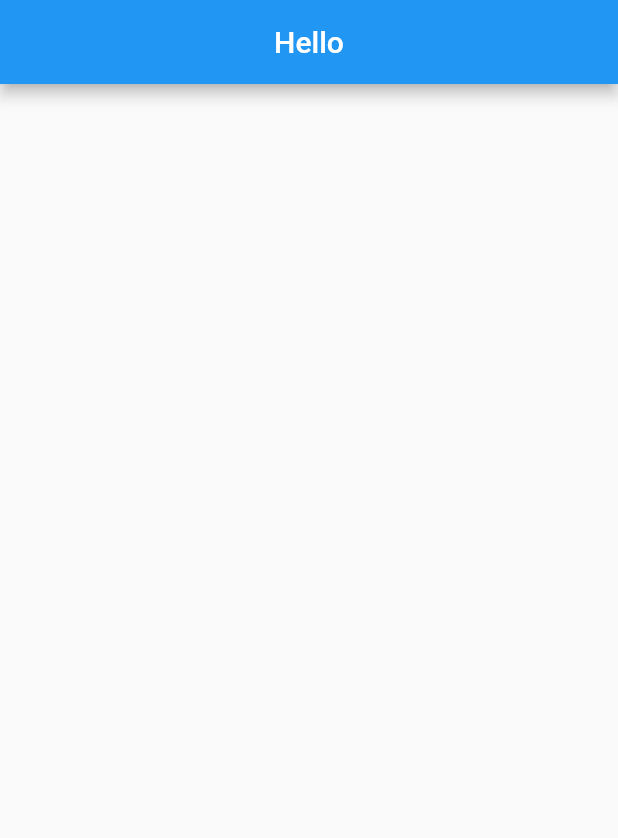
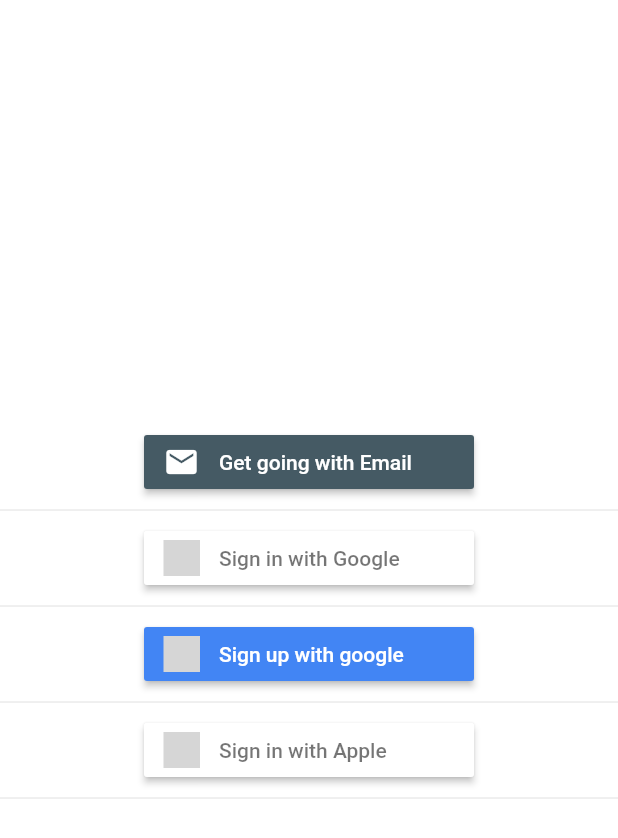
Before and after one commit to Prash2002/Trilogypp, a Flutter app: the screen it shows after launch, on a phone screen of 412 x 824 dp. Shown: the top 838 px of the screen. Run offline on Flutter 3.47's test engine with Material 2 defaults, Android fonts, the phone set to English and light mode, and no system bars; our stand-ins replace flutter_signin_button, flutter_spinkit; grey boxes are pictures that could not be loaded.

Commit message:
added sample login page

```diff
--- a/sus_dev/lib/main.dart
+++ b/sus_dev/lib/main.dart
@@ -1,6 +1,7 @@
 import 'package:flutter/material.dart';
 import 'package:sus_dev/pages/Loading.dart';
 import 'package:sus_dev/pages/Home.dart';
+import 'package:sus_dev/pages/Login.dart';
 
 void main() {
   runApp(MyApp());
@@ -22,11 +23,12 @@
   @override
   Widget build(BuildContext context) {
     return MaterialApp(
-    initialRoute: '/',
-    routes: {
-      '/': (context) => Loading(),
-      '/home': (context) => Home(),
-    },
+      initialRoute: '/',
+      routes: {
+        '/': (context) => Loading(),
+        '/login': (context) => Login(),
+        '/home': (context) => Home(),
+      },
     );
   }
 }
--- a/sus_dev/lib/pages/Home.dart
+++ b/sus_dev/lib/pages/Home.dart
@@ -13,6 +13,9 @@
         title: Text('Hello'),
         centerTitle: true,
       ),
+      body: Center(
+        child: Text('This is the home page '),
+      ),
     );
   }
 }
--- a/sus_dev/lib/pages/Loading.dart
+++ b/sus_dev/lib/pages/Loading.dart
@@ -10,7 +10,7 @@
   @override
   void RunThis() async {
     await Future.delayed(const Duration(seconds: 2), () {});
-    Navigator.pushReplacementNamed(context, '/home');
+    Navigator.pushReplacementNamed(context, '/login');
   }
 
   @override
--- /dev/null
+++ b/sus_dev/lib/pages/Login.dart
@@ -0,0 +1,47 @@
+import 'package:flutter/material.dart';
+import 'package:flutter_signin_button/flutter_signin_button.dart';
+
+class Login extends StatelessWidget {
+  @override
+  Widget build(BuildContext context) {
+    return Center(
+      child: Column(
+        mainAxisAlignment: MainAxisAlignment.center,
+        children: <Widget>[
+          SignInButtonBuilder(
+            text: 'Get going with Email',
+            icon: Icons.email,
+            onPressed: () {
+              Navigator.pushReplacementNamed(context, '/home');
+            },
+            backgroundColor: Colors.blueGrey[700],
+            width: 220.0,
+          ),
+          Divider(),
+          SignInButton(
+            Buttons.Google,
+            onPressed: () {
+              Navigator.pushReplacementNamed(context, '/home');
+            },
+          ),
+          Divider(),
+          SignInButton(
+            Buttons.GoogleDark,
+            onPressed: () {
+              Navigator.pushReplacementNamed(context, '/home');
+            },
+            text: 'Sign up with google ',
+          ),
+          Divider(),
+          SignInButton(
+            Buttons.Apple,
+            onPressed: () {
+              Navigator.pushReplacementNamed(context, '/home');
+            },
+          ),
+          Divider(),
+        ],
+      ),
+    );
+  }
+}
--- a/sus_dev/pubspec.yaml
+++ b/sus_dev/pubspec.yaml
@@ -24,7 +24,7 @@
   flutter:
     sdk: flutter
   flutter_spinkit: "^4.1.2"
-
+  flutter_signin_button: ^1.0.0
   # The following adds the Cupertino Icons font to your application.
   # Use with the CupertinoIcons class for iOS style icons.
   cupertino_icons: ^0.1.3
```
Also changed, not shown: sus_dev/pubspec.lock.
